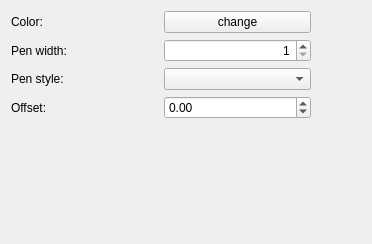
Above: src/ui/symbollayer/widget_simpleline.ui from qgis/QGIS before the change. Below: the same form after it.
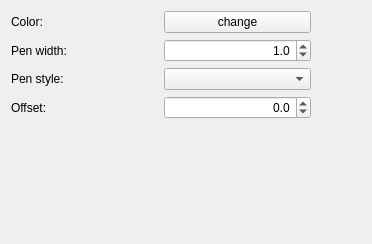
That is the form after the change. Custom widgets are drawn as their Qt base class.

Commit message: Changed line width to be double, fixed width retrieval from symbol, proportional scaling of symbol layers when settings size/width.

The edit to the form file:
```diff
--- a/src/ui/symbollayer/widget_simpleline.ui
+++ b/src/ui/symbollayer/widget_simpleline.ui
@@ -59,22 +59,6 @@
        </property>
       </widget>
      </item>
-     <item row="1" column="1">
-      <widget class="QSpinBox" name="spinWidth">
-       <property name="sizePolicy">
-        <sizepolicy hsizetype="Preferred" vsizetype="Fixed">
-         <horstretch>0</horstretch>
-         <verstretch>0</verstretch>
-        </sizepolicy>
-       </property>
-       <property name="alignment">
-        <set>Qt::AlignRight|Qt::AlignTrailing|Qt::AlignVCenter</set>
-       </property>
-       <property name="minimum">
-        <number>1</number>
-       </property>
-      </widget>
-     </item>
      <item row="2" column="0">
       <widget class="QLabel" name="label_3">
        <property name="text">
@@ -94,8 +78,33 @@
      </item>
      <item row="3" column="1">
       <widget class="QDoubleSpinBox" name="spinOffset">
+       <property name="alignment">
+        <set>Qt::AlignRight|Qt::AlignTrailing|Qt::AlignVCenter</set>
+       </property>
+       <property name="decimals">
+        <number>1</number>
+       </property>
        <property name="minimum">
-        <double>-99.989999999999995</double>
+        <double>-100.000000000000000</double>
+       </property>
+      </widget>
+     </item>
+     <item row="1" column="1">
+      <widget class="QDoubleSpinBox" name="spinWidth">
+       <property name="sizePolicy">
+        <sizepolicy hsizetype="Preferred" vsizetype="Fixed">
+         <horstretch>0</horstretch>
+         <verstretch>0</verstretch>
+        </sizepolicy>
+       </property>
+       <property name="alignment">
+        <set>Qt::AlignRight|Qt::AlignTrailing|Qt::AlignVCenter</set>
+       </property>
+       <property name="decimals">
+        <number>1</number>
+       </property>
+       <property name="value">
+        <double>1.000000000000000</double>
        </property>
       </widget>
      </item>
```
The commit also changes 16 other files.
